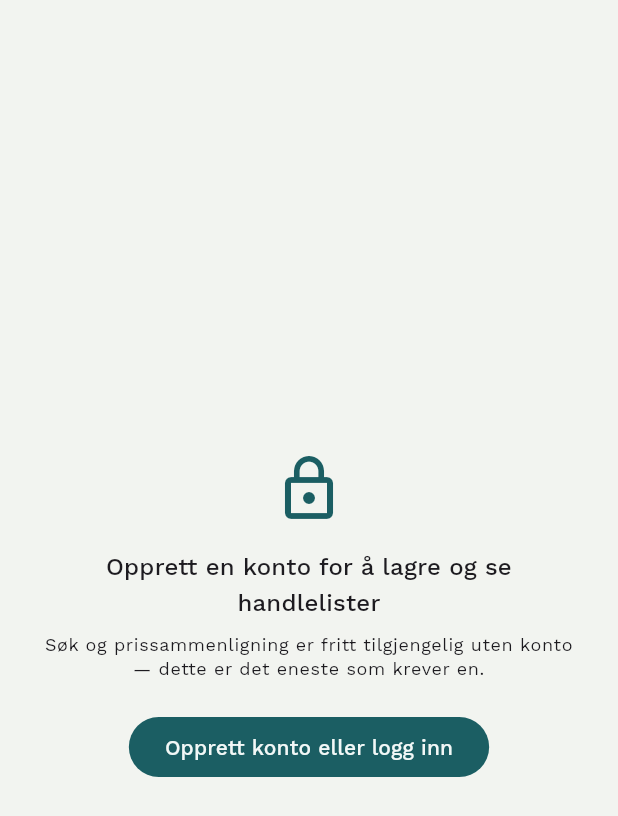
After one commit to karinlarsenisoy-blip/handleliste, a Flutter app: the GuestGateScreen screen opened directly, on a phone screen of 412 x 824 dp. The commit adds this screen. Shown: the top 816 px of the screen. Run offline on Flutter 3.47's test engine with Material 3 defaults, Android fonts, the phone set to English and light mode, and no system bars; our stand-ins replace cloud_firestore, firebase_auth, firebase_core, geolocator, google_fonts, image_picker and 1 more; missing offline and left inert: google_mlkit_text_recognition; accounts and stored records are empty; network calls fail.

Commit message:
Let search work without an account; require sign-in only to save data
QA found that the app has no anonymous-auth path at all, so the "search
is the whole point, no account needed" front page was never actually
reachable without logging in first. AuthGate now signs a first-time
visitor in anonymously instead, so Hjem's search/price-comparison works
immediately - the sign-in screen is only reached later, when an
anonymous user tries to do something that writes lasting data (save a
list, a receipt, a favorite), via a shared GuestGateScreen prompt.
Falls back to the old behavior if anonymous sign-in itself fails (e.g.
the provider isn't enabled in the Firebase console yet).

```diff
--- /dev/null
+++ b/lib/widgets/guest_gate.dart
@@ -0,0 +1,53 @@
+import 'package:flutter/material.dart';
+
+import '../screens/sign_in_screen.dart';
+
+/// Shown in place of a screen that needs a real, persistent account —
+/// lists and receipts are tied to the signed-in uid, and an anonymous
+/// session has no recovery path if the browser's storage is ever cleared,
+/// so nothing that writes user data is offered to a guest. Search (the
+/// [HomeScreen]) stays free precisely because it writes nothing.
+class GuestGateScreen extends StatelessWidget {
+  const GuestGateScreen({super.key, required this.message});
+
+  /// What the user was trying to do, e.g. "lagre lister" — filled into
+  /// "Opprett en konto for å {message}.".
+  final String message;
+
+  @override
+  Widget build(BuildContext context) {
+    return Scaffold(
+      body: Center(
+        child: Padding(
+          padding: const EdgeInsets.all(24),
+          child: Column(
+            mainAxisSize: MainAxisSize.min,
+            children: [
+              Icon(Icons.lock_outline, size: 48, color: Theme.of(context).colorScheme.primary),
+              const SizedBox(height: 16),
+              Text(
+                'Opprett en konto for å $message',
+                textAlign: TextAlign.center,
+                style: Theme.of(context).textTheme.titleMedium,
+              ),
+              const SizedBox(height: 8),
+              Text(
+                'Søk og prissammenligning er fritt tilgjengelig uten konto — dette er det eneste som krever en.',
+                textAlign: TextAlign.center,
+                style: Theme.of(context).textTheme.bodySmall,
+              ),
+              const SizedBox(height: 20),
+              FilledButton(
+                onPressed: () => Navigator.push(
+                  context,
+                  MaterialPageRoute(builder: (context) => const SignInScreen()),
+                ),
+                child: const Text('Opprett konto eller logg inn'),
+              ),
+            ],
+          ),
+        ),
+      ),
+    );
+  }
+}
```
Also changed, not shown: lib/screens/auth_gate.dart (+35 -3 lines), lib/screens/home_screen.dart (+18 -6 lines), lib/screens/home_shell.dart (+18 -9 lines), lib/screens/profile_screen.dart (+35 -1 lines), lib/screens/sign_in_screen.dart (+13 -0 lines), 1 other file.
